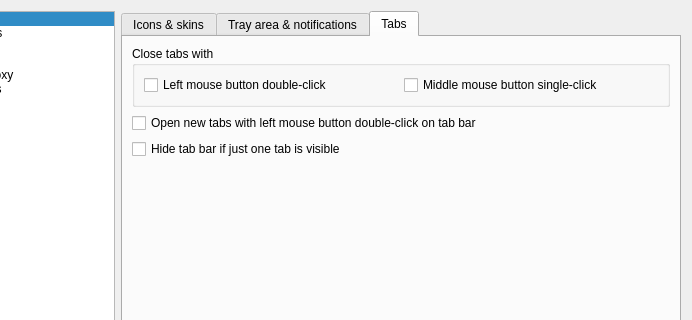
Above: src/gui/formsettings.ui from martinrotter/rssguard before the change; both pictures show x 116 to 808 and y 0 to 320 of the 808 by 410 pixel window. Below: the same form after it.
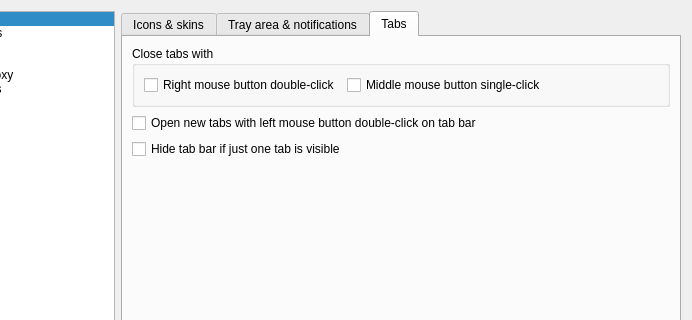
That is the form after the change. The open tabs and pages were chosen to show the change. Custom widgets are drawn as their Qt base class.

The edit to the form file:
```diff
--- a/src/gui/formsettings.ui
+++ b/src/gui/formsettings.ui
@@ -334,29 +334,6 @@
            <property name="fieldGrowthPolicy">
             <enum>QFormLayout::AllNonFixedFieldsGrow</enum>
            </property>
-           <item row="0" column="0" colspan="2">
-            <widget class="QGroupBox" name="m_grbCloseTabs">
-             <property name="title">
-              <string>Close tabs with</string>
-             </property>
-             <layout class="QHBoxLayout" name="horizontalLayout_6">
-              <item>
-               <widget class="QCheckBox" name="m_checkCloseTabsDoubleClick">
-                <property name="text">
-                 <string>Left mouse button double-click</string>
-                </property>
-               </widget>
-              </item>
-              <item>
-               <widget class="QCheckBox" name="m_checkCloseTabsMiddleClick">
-                <property name="text">
-                 <string>Middle mouse button single-click</string>
-                </property>
-               </widget>
-              </item>
-             </layout>
-            </widget>
-           </item>
            <item row="1" column="0" colspan="2">
             <widget class="QCheckBox" name="m_checkNewTabDoubleClick">
              <property name="text">
@@ -371,6 +348,29 @@
              </property>
             </widget>
            </item>
+           <item row="0" column="0" colspan="2">
+            <widget class="QGroupBox" name="m_grbCloseTabs">
+             <property name="title">
+              <string>Close tabs with</string>
+             </property>
+             <layout class="QFormLayout" name="formLayout_13">
+              <item row="0" column="0">
+               <widget class="QCheckBox" name="m_checkCloseTabsDoubleClick">
+                <property name="text">
+                 <string>Right mouse button double-click</string>
+                </property>
+               </widget>
+              </item>
+              <item row="0" column="1">
+               <widget class="QCheckBox" name="m_checkCloseTabsMiddleClick">
+                <property name="text">
+                 <string>Middle mouse button single-click</string>
+                </property>
+               </widget>
+              </item>
+             </layout>
+            </widget>
+           </item>
           </layout>
          </widget>
         </widget>
```
Left out of the diff: 8 changed lines with no effect on the pictures.
